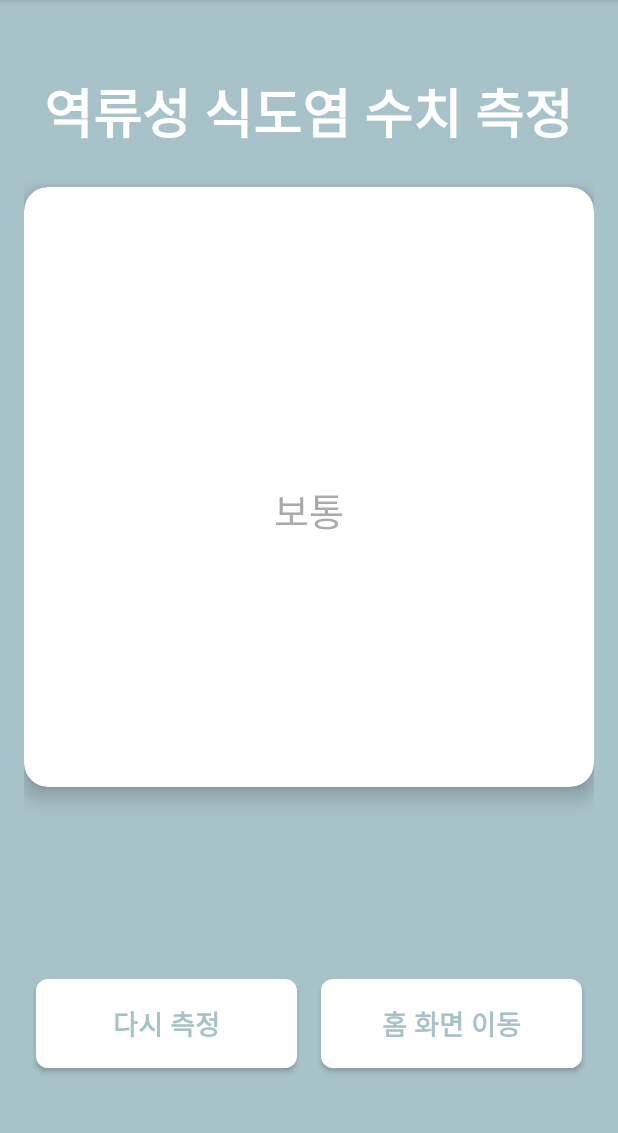
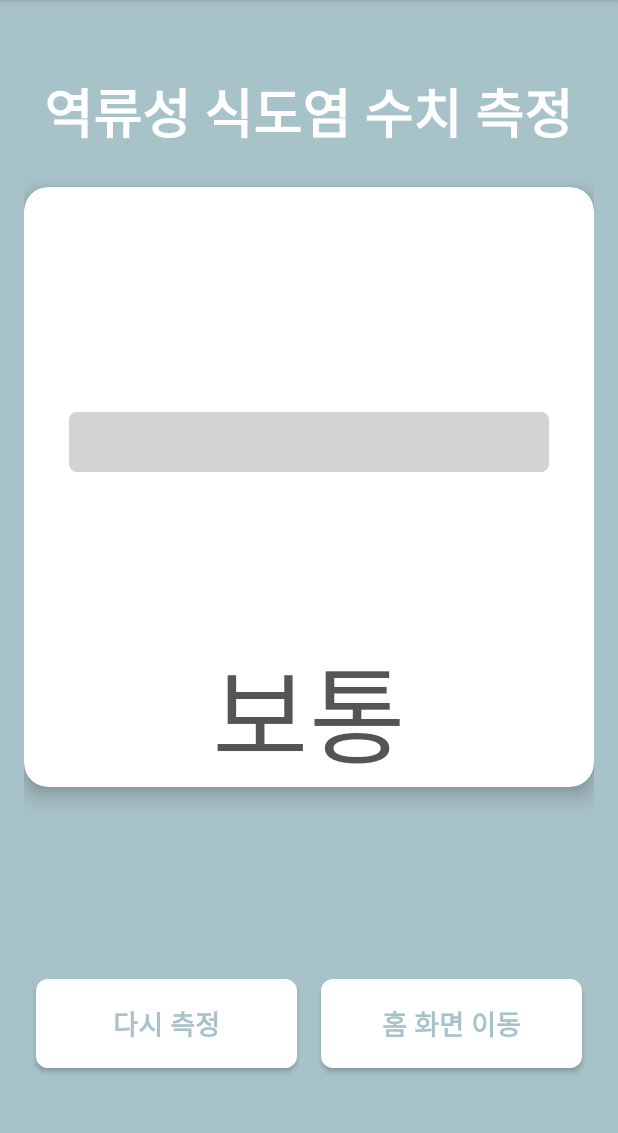
Before and after one commit to Qazxm/pytorch, an Android app: the layout result.xml on its own in the app's theme, with its tools: preview values and no code run, on a phone screen of 412 x 824 dp, the part 84-1217 px from its top. Run offline under Robolectric (Android 15) with nearby library versions, the phone set to English and light mode, and no system bars.

Commit message:
디자인 수정

```diff
--- a/app/src/main/java/com/example/pytorch/network/RetrofitClient.kt
+++ b/app/src/main/java/com/example/pytorch/network/RetrofitClient.kt
@@ -4,7 +4,7 @@ import retrofit2.Retrofit
 import retrofit2.converter.gson.GsonConverterFactory
 
 object RetrofitClient {
-    private const val BASE_URL = "https://0fad-211-196-103-173.ngrok-free.app/" // 실제 Flask 서버 주소로 교체
+    private const val BASE_URL = "https://4e50-211-196-103-173.ngrok-free.app/" // 실제 Flask 서버 주소로 교체
 
     private val retrofit: Retrofit by lazy {
         Retrofit.Builder()
--- a/app/src/main/res/layout/result.xml
+++ b/app/src/main/res/layout/result.xml
@@ -39,10 +39,10 @@
                 android:layout_marginLeft="30dp"
                 android:layout_marginRight="30dp"
                 android:layout_width="400dp"
-                android:layout_height="30dp"
+                android:layout_height="40dp"
                 android:progress="0"
                 android:max="100"
-                android:progressBackgroundTint="@android:color/white"
+                android:progressBackgroundTint="@color/light_gray"
                 android:progressTint="@color/healthy_green"
                 android:indeterminate="false"
                 style="@android:style/Widget.ProgressBar.Horizontal" />
@@ -57,9 +57,9 @@
                 android:layout_below="@id/ProgressBar"
                 android:layout_centerHorizontal="true"
                 android:layout_marginTop="16dp"
-                android:text="보통"
-                android:textColor="@android:color/darker_gray"
-                android:textSize="25sp" />
+                android:text="\n보통"
+                android:textColor="@color/dark_gray"
+                android:textSize="70sp" />
 
         </RelativeLayout>
     </androidx.cardview.widget.CardView>
```
